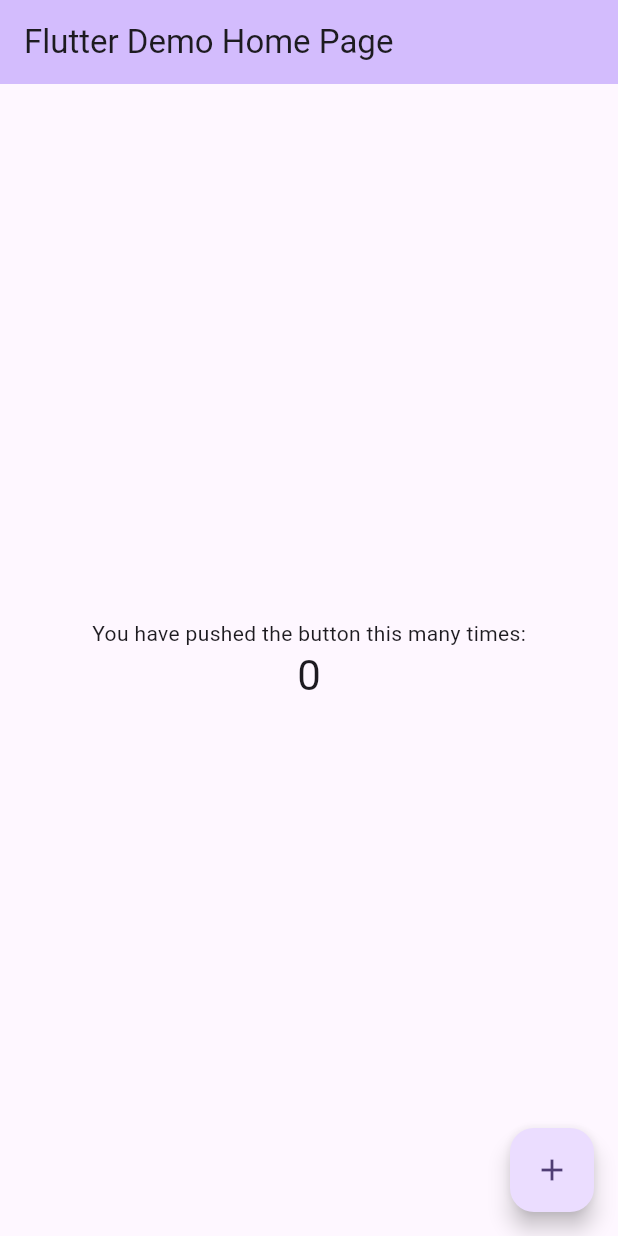
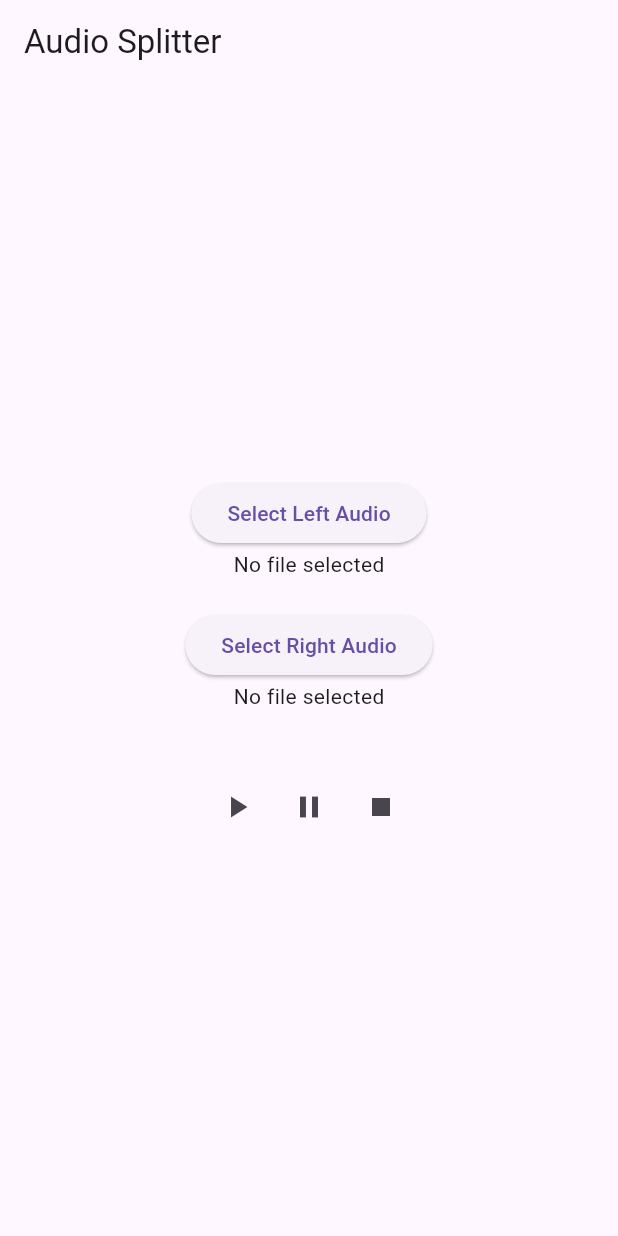
Before and after one commit to nicolaspernoud/audiosplitter, a Flutter app: the screen it shows after launch, on a phone screen of 412 x 824 dp. Run offline on Flutter 3.47's test engine with Material 3 defaults, Android fonts, the phone set to English and light mode, and no system bars; our stand-ins replace audioplayers, file_picker.

Commit message:
feat: Implement audio splitter functionality
This commit introduces the core features of the audio splitter application.

- Adds `audioplayers` and `file_picker` dependencies.
- Implements a user interface for selecting two audio files and controlling playback.
- Uses two `AudioPlayer` instances to play the selected files on the left and right channels using the `setBalance` method.
- Includes error handling for file picking and audio playback.
- Properly disposes of `AudioPlayer` instances to prevent resource leaks.

```diff
--- a/lib/main.dart
+++ b/lib/main.dart
@@ -1,4 +1,6 @@
 import 'package:flutter/material.dart';
+import 'package:audioplayers/audioplayers.dart';
+import 'package:file_picker/file_picker.dart';
 
 void main() {
   runApp(const MyApp());
@@ -7,116 +9,146 @@ void main() {
 class MyApp extends StatelessWidget {
   const MyApp({super.key});
 
-  // This widget is the root of your application.
   @override
   Widget build(BuildContext context) {
     return MaterialApp(
-      title: 'Flutter Demo',
+      title: 'Audio Splitter',
       theme: ThemeData(
-        // This is the theme of your application.
-        //
-        // TRY THIS: Try running your application with "flutter run". You'll see
-        // the application has a purple toolbar. Then, without quitting the app,
-        // try changing the seedColor in the colorScheme below to Colors.green
-        // and then invoke "hot reload" (save your changes or press the "hot
-        // reload" button in a Flutter-supported IDE, or press "r" if you used
-        // the command line to start the app).
-        //
-        // Notice that the counter didn't reset back to zero; the application
-        // state is not lost during the reload. To reset the state, use hot
-        // restart instead.
-        //
-        // This works for code too, not just values: Most code changes can be
-        // tested with just a hot reload.
-        colorScheme: .fromSeed(seedColor: Colors.deepPurple),
+        primarySwatch: Colors.blue,
       ),
-      home: const MyHomePage(title: 'Flutter Demo Home Page'),
+      home: const MyHomePage(),
     );
   }
 }
 
 class MyHomePage extends StatefulWidget {
-  const MyHomePage({super.key, required this.title});
-
-  // This widget is the home page of your application. It is stateful, meaning
-  // that it has a State object (defined below) that contains fields that affect
-  // how it looks.
-
-  // This class is the configuration for the state. It holds the values (in this
-  // case the title) provided by the parent (in this case the App widget) and
-  // used by the build method of the State. Fields in a Widget subclass are
-  // always marked "final".
-
-  final String title;
+  const MyHomePage({super.key});
 
   @override
   State<MyHomePage> createState() => _MyHomePageState();
 }
 
 class _MyHomePageState extends State<MyHomePage> {
-  int _counter = 0;
+  final AudioPlayer _leftPlayer = AudioPlayer();
+  final AudioPlayer _rightPlayer = AudioPlayer();
+  String? leftAudioPath;
+  String? rightAudioPath;
 
-  void _incrementCounter() {
-    setState(() {
-      // This call to setState tells the Flutter framework that something has
-      // changed in this State, which causes it to rerun the build method below
-      // so that the display can reflect the updated values. If we changed
-      // _counter without calling setState(), then the build method would not be
-      // called again, and so nothing would appear to happen.
-      _counter++;
-    });
+  Future<void> _pickFile(String channel) async {
+    try {
+      final result = await FilePicker.platform.pickFiles(type: FileType.audio);
+      if (result != null) {
+        setState(() {
+          if (channel == 'left') {
+            leftAudioPath = result.files.single.path;
+          } else {
+            rightAudioPath = result.files.single.path;
+          }
+        });
+      }
+    } catch (e) {
+      ScaffoldMessenger.of(context).showSnackBar(
+        SnackBar(
+          content: Text('Error picking file: $e'),
+        ),
+      );
+    }
+  }
+
+  Future<void> _play() async {
+    if (leftAudioPath != null && rightAudioPath != null) {
+      try {
+        await _leftPlayer.setSourceDeviceFile(leftAudioPath!);
+        await _leftPlayer.setBalance(-1.0);
+        await _rightPlayer.setSourceDeviceFile(rightAudioPath!);
+        await _rightPlayer.setBalance(1.0);
+        await _leftPlayer.resume();
+        await _rightPlayer.resume();
+      } catch (e) {
+        ScaffoldMessenger.of(context).showSnackBar(
+          SnackBar(
+            content: Text('Error playing audio: $e'),
+          ),
+        );
+      }
+    }
+  }
+
+  Future<void> _pause() async {
+    try {
+      await _leftPlayer.pause();
+      await _rightPlayer.pause();
+    } catch (e) {
+      ScaffoldMessenger.of(context).showSnackBar(
+        SnackBar(
+          content: Text('Error pausing audio: $e'),
+        ),
+      );
+    }
+  }
+
+  Future<void> _stop() async {
+    try {
+      await _leftPlayer.stop();
+      await _rightPlayer.stop();
+    } catch (e) {
+      ScaffoldMessenger.of(context).showSnackBar(
+        SnackBar(
+          content: Text('Error stopping audio: $e'),
+        ),
+      );
+    }
+  }
+
+  @override
+  void dispose() {
+    _leftPlayer.dispose();
+    _rightPlayer.dispose();
+    super.dispose();
   }
 
   @override
   Widget build(BuildContext context) {
-    // This method is rerun every time setState is called, for instance as done
-    // by the _incrementCounter method above.
-    //
-    // The Flutter framework has been optimized to make rerunning build methods
-    // fast, so that you can just rebuild anything that needs updating rather
-    // than having to individually change instances of widgets.
     return Scaffold(
       appBar: AppBar(
-        // TRY THIS: Try changing the color here to a specific color (to
-        // Colors.amber, perhaps?) and trigger a hot reload to see the AppBar
-        // change color while the other colors stay the same.
-        backgroundColor: Theme.of(context).colorScheme.inversePrimary,
-        // Here we take the value from the MyHomePage object that was created by
-        // the App.build method, and use it to set our appbar title.
-        title: Text(widget.title),
+        title: const Text('Audio Splitter'),
       ),
       body: Center(
-        // Center is a layout widget. It takes a single child and positions it
-        // in the middle of the parent.
         child: Column(
-          // Column is also a layout widget. It takes a list of children and
-          // arranges them vertically. By default, it sizes itself to fit its
-          // children horizontally, and tries to be as tall as its parent.
-          //
-          // Column has various properties to control how it sizes itself and
-          // how it positions its children. Here we use mainAxisAlignment to
-          // center the children vertically; the main axis here is the vertical
-          // axis because Columns are vertical (the cross axis would be
-          // horizontal).
-          //
-          // TRY THIS: Invoke "debug painting" (choose the "Toggle Debug Paint"
-          // action in the IDE, or press "p" in the console), to see the
-          // wireframe for each widget.
-          mainAxisAlignment: .center,
-          children: [
-            const Text('You have pushed the button this many times:'),
-            Text(
-              '$_counter',
-              style: Theme.of(context).textTheme.headlineMedium,
+          mainAxisAlignment: MainAxisAlignment.center,
+          children: <Widget>[
+            ElevatedButton(
+              onPressed: () => _pickFile('left'),
+              child: const Text('Select Left Audio'),
+            ),
+            Text(leftAudioPath ?? 'No file selected'),
+            const SizedBox(height: 20),
+            ElevatedButton(
+              onPressed: () => _pickFile('right'),
+              child: const Text('Select Right Audio'),
+            ),
+            Text(rightAudioPath ?? 'No file selected'),
+            const SizedBox(height: 40),
+            Row(
+              mainAxisAlignment: MainAxisAlignment.center,
+              children: [
+                IconButton(
+                  icon: const Icon(Icons.play_arrow),
+                  onPressed: _play,
+                ),
+                IconButton(
+                  icon: const Icon(Icons.pause),
+                  onPressed: _pause,
+                ),
+                IconButton(
+                  icon: const Icon(Icons.stop),
+                  onPressed: _stop,
+                ),
+              ],
             ),
           ],
         ),
       ),
-      floatingActionButton: FloatingActionButton(
-        onPressed: _incrementCounter,
-        tooltip: 'Increment',
-        child: const Icon(Icons.add),
-      ),
     );
   }
 }
--- a/pubspec.yaml
+++ b/pubspec.yaml
@@ -34,6 +34,8 @@ dependencies:
   # The following adds the Cupertino Icons font to your application.
   # Use with the CupertinoIcons class for iOS style icons.
   cupertino_icons: ^1.0.8
+  audioplayers: ^6.5.1
+  file_picker: ^10.3.8
 
 dev_dependencies:
   flutter_test:
```
Also changed, not shown: 1 other file.
